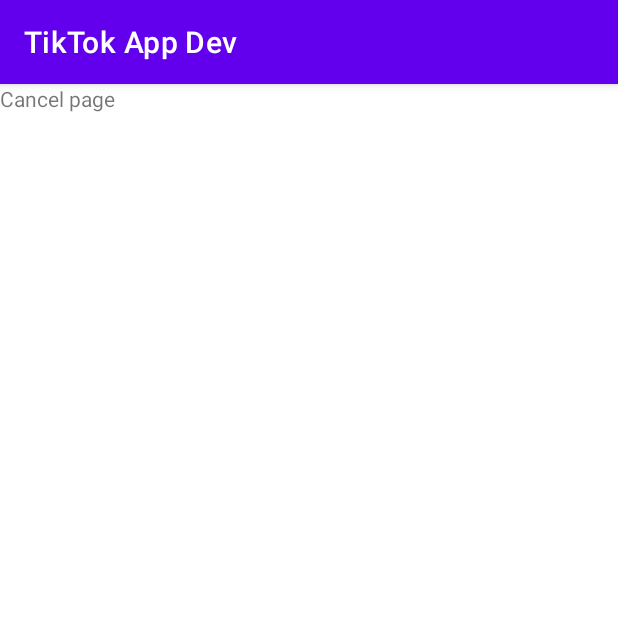
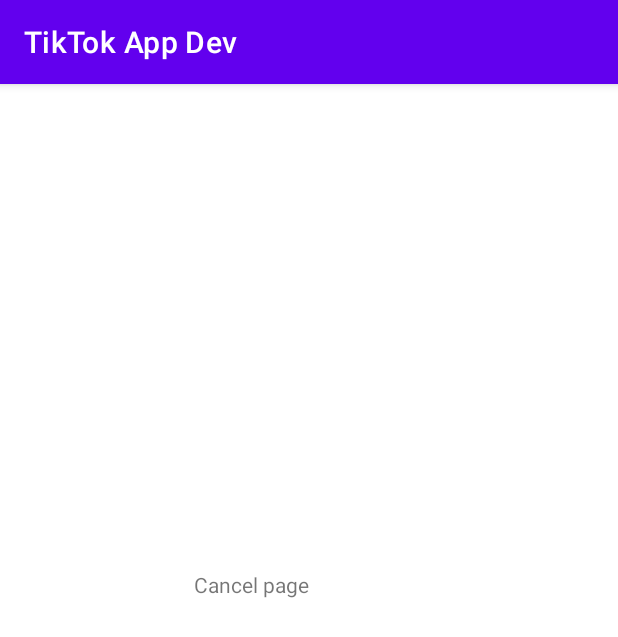
Before and after one commit to OskyJr/TikTokYouthCamp2022, an Android app: the AppointmentCancelActivity screen opened directly, with no data from a screen before it, on a phone screen of 412 x 824 dp. Shown: the top 637 px of the screen. Run offline under Robolectric (Android 15) with nearby library versions, the phone set to English and light mode, and no system bars.

Commit message:
fix error constraint in acitivity_appointment_cancel

```diff
--- a/AppDev/app/src/main/res/layout/activity_appointment_cancel.xml
+++ b/AppDev/app/src/main/res/layout/activity_appointment_cancel.xml
@@ -10,7 +10,9 @@
         android:id="@+id/textView11"
         android:layout_width="wrap_content"
         android:layout_height="wrap_content"
+        android:layout_marginStart="129dp"
+        android:layout_marginTop="324dp"
         android:text="Cancel page"
-        tools:layout_editor_absoluteX="129dp"
-        tools:layout_editor_absoluteY="324dp" />
+        app:layout_constraintStart_toStartOf="parent"
+        app:layout_constraintTop_toTopOf="parent" />
 </androidx.constraintlayout.widget.ConstraintLayout>
```
